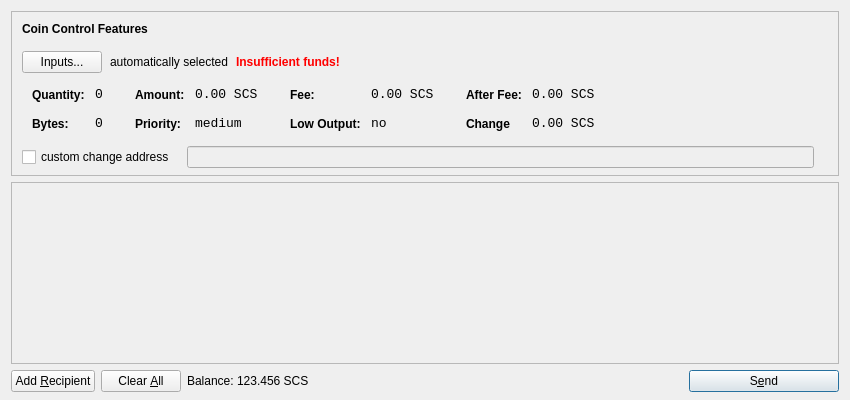
Old version of the form src/qt/forms/sendcoinsdialog.ui in the repository dragononcrypto/scashcpp.
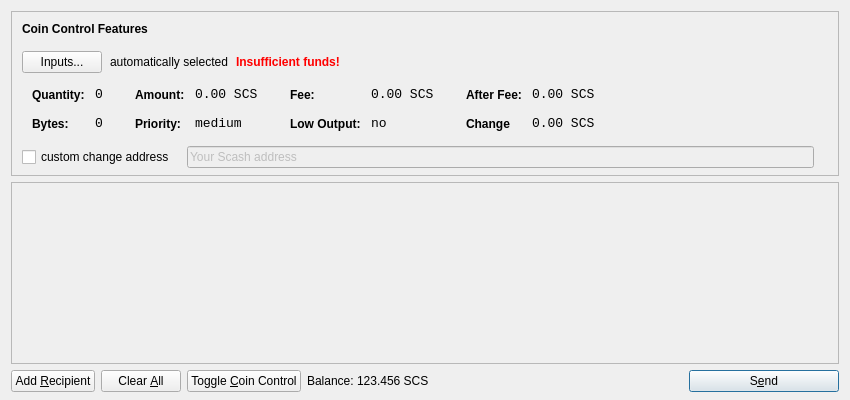
New version of the form. Icons and pictures are not drawn.

Commit message: Coin Control Feature

```diff
--- a/src/qt/forms/sendcoinsdialog.ui
+++ b/src/qt/forms/sendcoinsdialog.ui
@@ -571,6 +571,12 @@
               <verstretch>0</verstretch>
              </sizepolicy>
             </property>
+            <property name="toolTip">
+             <string>DO NOT FILL UNLESS YOU ARE FULLY UNDERSTAND WHAT ARE YOU DOING! YOU MAY LOSE FUNDS OTHEWISE!</string>
+            </property>
+            <property name="text">
+             <string>Your Scash address</string>
+            </property>
            </widget>
           </item>
           <item>
@@ -702,6 +708,32 @@
        </property>
       </widget>
      </item>
+     <item>
+      <widget class="QPushButton" name="toggleCoinControlButton">
+       <property name="sizePolicy">
+        <sizepolicy hsizetype="Minimum" vsizetype="Fixed">
+         <horstretch>0</horstretch>
+         <verstretch>0</verstretch>
+        </sizepolicy>
+       </property>
+       <property name="toolTip">
+        <string>Show or hide additional transaction params</string>
+       </property>
+       <property name="text">
+        <string>Toggle &amp;Coin Control</string>
+       </property>
+       <property name="icon">
+        <iconset resource="../bitcoin.qrc">
+         <normaloff>:/icons/control</normaloff>:/icons/control</iconset>
+       </property>
+       <property name="autoRepeatDelay">
+        <number>300</number>
+       </property>
+       <property name="autoDefault">
+        <bool>false</bool>
+       </property>
+      </widget>
+     </item>
      <item>
       <layout class="QHBoxLayout" name="horizontalLayout_2">
        <property name="spacing">
```
Left out of the diff: 30 changed lines with no effect on the pictures. The commit also changes 23 other files.
